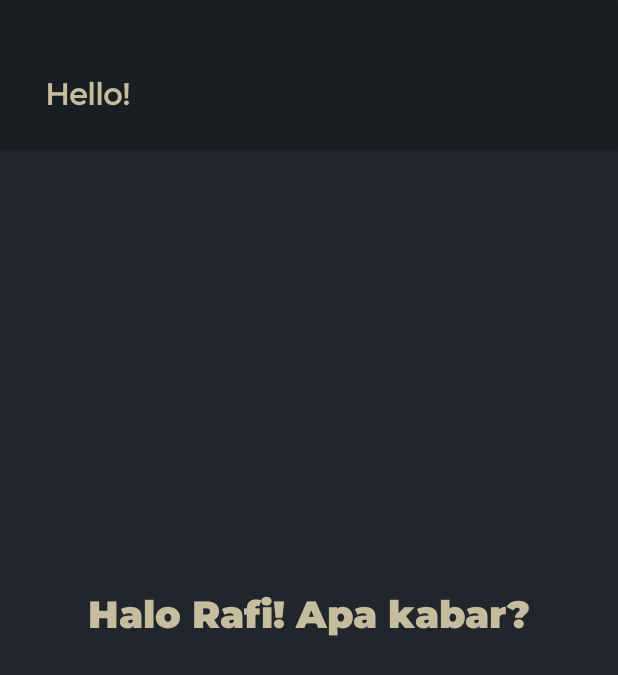
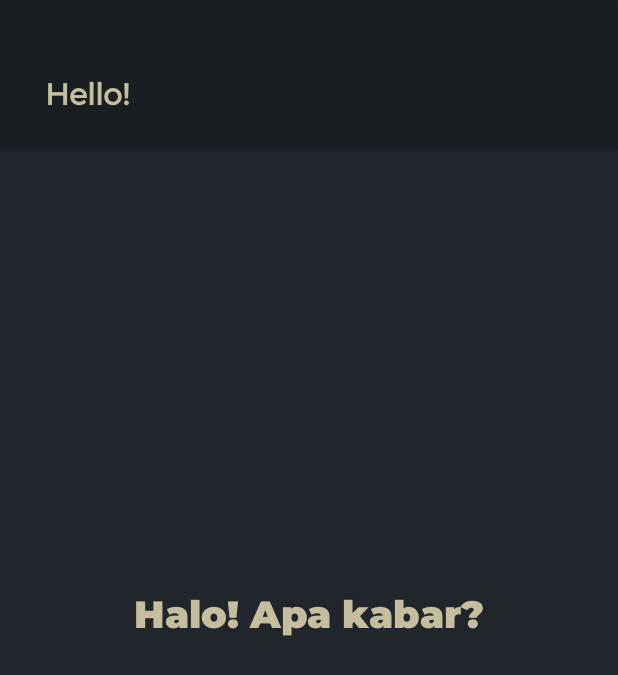
Before and after one commit to RafiMlnf/AndroidStudio-1, an Android app: the ActivityHalo screen opened directly, with no data from a screen before it, on a phone screen of 412 x 824 dp. Shown: the top 675 px of the screen. Run offline under Robolectric (Android 15) with nearby library versions, the phone set to English and light mode, and no system bars.

```diff
--- a/app/src/main/res/layout/activity_halo.xml
+++ b/app/src/main/res/layout/activity_halo.xml
@@ -31,7 +31,7 @@
     <TextView
         android:layout_width="wrap_content"
         android:layout_height="wrap_content"
-        android:text="Halo Rafi! Apa kabar?"
+        android:text="Halo! Apa kabar?"
         android:textColor="@color/milk"
         android:fontFamily="@font/montserrat_black"
         android:textSize="25dp"
```
Also changed, not shown: 1 other file.
